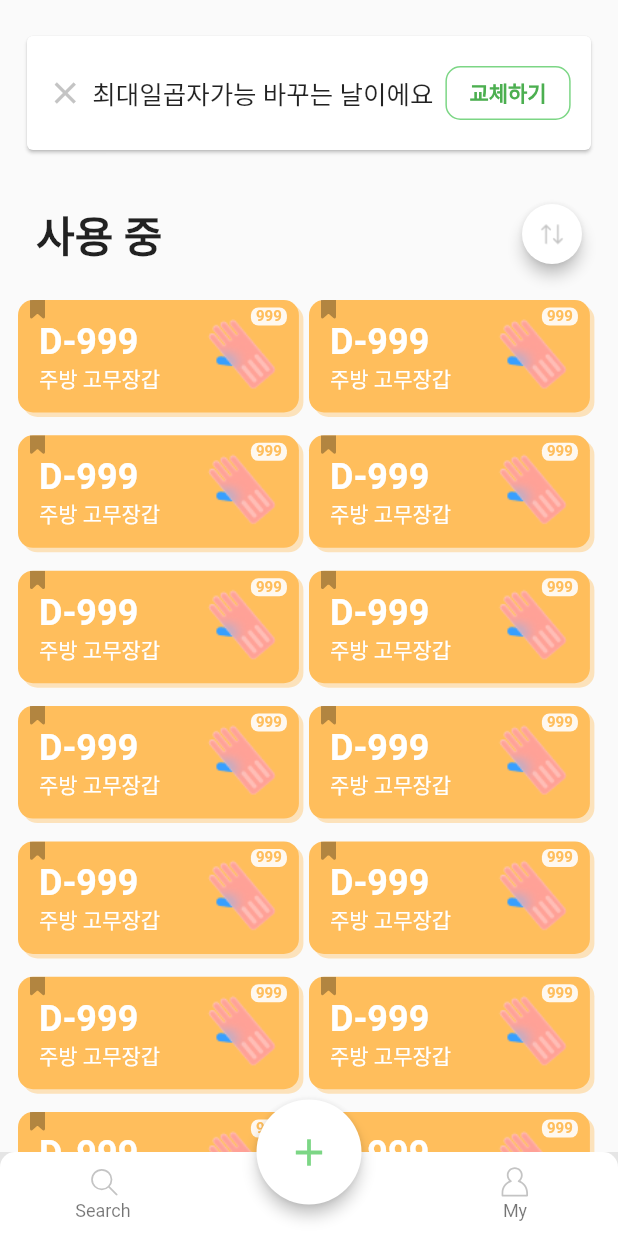
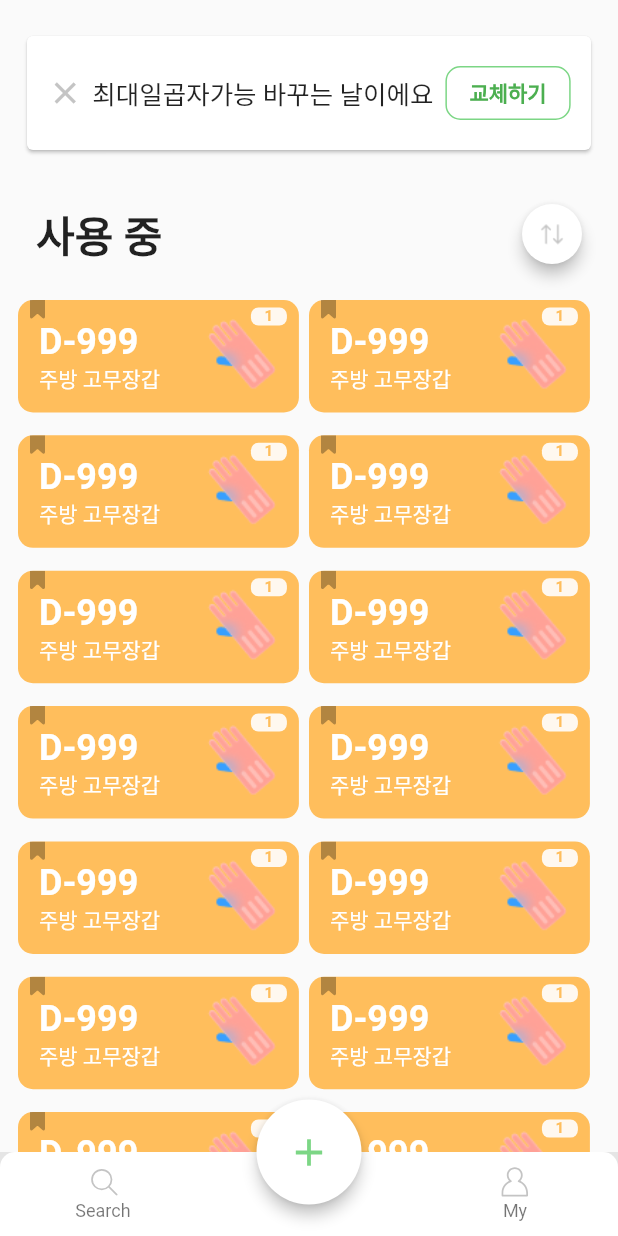
Before and after one commit to bentleypark/noticeme_v2, a Flutter app: the screen it shows after launch, on a phone screen of 412 x 824 dp. Run offline on Flutter 3.47's test engine with Material 2 defaults, Android fonts, the phone set to English and light mode, and no system bars; drawn by our look-alikes of auto_size_text; our stand-ins replace flutter_svg, get.

Commit message:
UserConsumable class 수정

```diff
--- a/lib/data/model/user_consumable.dart
+++ b/lib/data/model/user_consumable.dart
@@ -1,6 +1,5 @@
-import 'dart:ui';
-
 import 'package:noticeme/resources/colors.dart';
+import 'package:noticeme/resources/const.dart';
 import 'package:noticeme/utils/ex_fuctions.dart';
 
 class UserConsumable {
@@ -14,18 +13,17 @@ class UserConsumable {
 
   String color;
 
-  int duration = 0;
+  List<UserConsumableChild> child;
 
-  int starDate = 0;
+  UserConsumable(
+    this.id,
+    this.title,
+    this.category,
+    this.icon,
+    this.color,
+  );
 
-  int endDate = 0;
-
-  int alarmDate = 0;
-
-  UserConsumable(this.id, this.title, this.category, this.icon, this.color,
-      this.duration, this.starDate, this.endDate, this.alarmDate);
-
-  UserConsumable.short(this.title, this.icon, this.color);
+  UserConsumable.short(this.title, this.icon, this.color, this.child);
 
   findColor() {
     switch (this.color) {
@@ -48,4 +46,29 @@ class UserConsumable {
         return COLOR_BLUE_RED.parseColor();
     }
   }
+
+  isGroup() {
+    return child.length > 1;
+  }
 }
+
+class UserConsumableChild {
+  int id = 0;
+
+  String title = '';
+
+  int duration = 0;
+
+  int starDate = 0;
+
+  int endDate = 0;
+
+  int alarmDate = 0;
+
+  UserConsumableChild();
+
+  UserConsumableChild.addNewItem(this.title, this.duration, this.starDate) {
+    this.endDate = duration + starDate;
+    this.alarmDate = endDate - ONE_DAY_MILLISECONDS;
+  }
+}
--- a/lib/presentation/manage/item_card_view.dart
+++ b/lib/presentation/manage/item_card_view.dart
@@ -15,7 +15,9 @@ class ItemCardView extends StatelessWidget {
       padding: EdgeInsets.only(),
       child: Stack(
         children: [
-          Padding(
+          Visibility(
+            visible: userConsumable.isGroup(),
+            child: Padding(
               padding: EdgeInsets.only(left: 3, top: 3),
               child: Opacity(
                 opacity: 0.4,
@@ -27,6 +29,7 @@ class ItemCardView extends StatelessWidget {
                       color: userConsumable.findColor()),
                   width: MediaQuery.of(context).size.width / 2.2,
                   height: 75,
+                ),
               ),
             ),
           ),
@@ -60,7 +63,7 @@ class ItemCardView extends StatelessWidget {
                             ),
                             color: COLOR_WHITE.parseColor()),
                         child: Text(
-                          '999',
+                          userConsumable.child.length.toString(),
                           style: TextStyle(
                               color: userConsumable.findColor(),
                               fontSize: 10,
--- a/lib/presentation/manage/manage_view.dart
+++ b/lib/presentation/manage/manage_view.dart
@@ -70,7 +70,17 @@ class ManageView extends StatelessWidget {
               24,
               (index) {
                 return ItemCardView(
-                    UserConsumable.short('주방 고무장갑', 'blue_glove', 'yellow'));
+                  UserConsumable.short(
+                    '주방 고무장갑',
+                    'blue_glove',
+                    'yellow',
+                    [
+                      UserConsumableChild(),
+                      // UserConsumableChild(),
+                      // UserConsumableChild()
+                    ],
+                  ),
+                );
               },
             ),
           ),
--- a/lib/resources/const.dart
+++ b/lib/resources/const.dart
@@ -1,2 +1,3 @@
+const String APP_NAME = 'NoticeMe';
 
-const String APP_NAME = 'NoticeMe';
+const int ONE_DAY_MILLISECONDS = 86400000; // 1 Day milliseconds
--- a/lib/utils/ex_fuctions.dart
+++ b/lib/utils/ex_fuctions.dart
@@ -1,5 +1,8 @@
 import 'dart:core';
 import 'dart:ui';
+
+import 'package:flutter/material.dart';
+import 'package:noticeme/resources/const.dart';
 
 Color parseColor(String hexColor) {
   final hexCode = hexColor.replaceAll('#', '');
@@ -16,3 +19,21 @@ extension ExtendedColor on String {
 extension StringExt on String {
   static String createSomething() => "Some words";
 }
+
+Size displaySize(BuildContext context) {
+  debugPrint('Size = ' + MediaQuery.of(context).size.toString());
+  return MediaQuery.of(context).size;
+}
+
+double displayWidth(BuildContext context) {
+  debugPrint('Width = ' + displaySize(context).width.toString());
+  return displaySize(context).width;
+}
+
+String convertDurationToDay(int duration) {
+  return (duration / ONE_DAY_MILLISECONDS).toStringAsFixed(0) + '일';
+}
+
+int getCurrentDateTiMilliSeconds() {
+  return DateTime.now().millisecondsSinceEpoch;
+}
```
Lines whose indentation alone changed are shown as unchanged.
